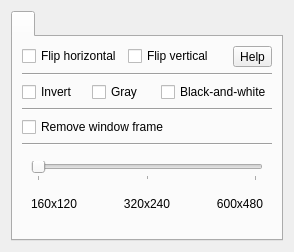
First picture: the form in src/camera/camerasettingsdialog.ui, repository vkohaupt/vokoscreenNG, before the edit.
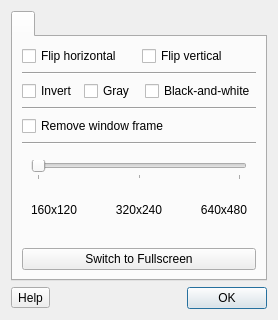
Second picture: the form after the edit.

Commit message: camera settingsdialog

```diff
--- a/src/camera/camerasettingsdialog.ui
+++ b/src/camera/camerasettingsdialog.ui
@@ -6,8 +6,8 @@
    <rect>
     <x>0</x>
     <y>0</y>
-    <width>294</width>
-    <height>252</height>
+    <width>278</width>
+    <height>320</height>
    </rect>
   </property>
   <property name="windowTitle">
@@ -31,8 +31,6 @@
       </attribute>
       <layout class="QVBoxLayout" name="verticalLayout_2">
        <item>
-        <layout class="QVBoxLayout" name="verticalLayout_28">
-         <item>
           <layout class="QHBoxLayout" name="horizontalLayout_12">
            <item>
             <widget class="QCheckBox" name="checkBoxCameraMirrorHorizontal">
@@ -48,17 +46,10 @@
              </property>
             </widget>
            </item>
-           <item>
-            <widget class="QToolButton" name="help_camera_windowsize">
-             <property name="text">
-              <string notr="true">Help</string>
-             </property>
-            </widget>
-           </item>
           </layout>
          </item>
          <item>
-          <widget class="Line" name="line_12">
+        <widget class="Line" name="line_1">
            <property name="orientation">
             <enum>Qt::Horizontal</enum>
            </property>
@@ -89,8 +80,6 @@
            </item>
           </layout>
          </item>
-        </layout>
-       </item>
        <item>
         <widget class="Line" name="line_2">
          <property name="orientation">
@@ -166,7 +155,7 @@
             <item>
              <widget class="QLabel" name="label_26">
               <property name="text">
-               <string>600x480</string>
+               <string>640x480</string>
               </property>
               <property name="alignment">
                <set>Qt::AlignRight|Qt::AlignTrailing|Qt::AlignVCenter</set>
@@ -178,10 +167,35 @@
          </layout>
         </widget>
        </item>
+       <item>
+        <widget class="QPushButton" name="pushButtonSwitchToFullscreen">
+         <property name="text">
+          <string notr="true">Switch to Fullscreen</string>
+         </property>
+        </widget>
+       </item>
       </layout>
      </widget>
     </widget>
    </item>
+   <item>
+    <layout class="QHBoxLayout" name="horizontalLayout">
+     <item>
+      <widget class="QToolButton" name="help_camera_windowsize">
+       <property name="text">
+        <string notr="true">Help</string>
+       </property>
+      </widget>
+     </item>
+     <item>
+      <widget class="QDialogButtonBox" name="buttonBox">
+       <property name="standardButtons">
+        <set>QDialogButtonBox::Ok</set>
+       </property>
+      </widget>
+     </item>
+    </layout>
+   </item>
   </layout>
  </widget>
  <resources/>
```
Left out of the diff: 2 changed lines with no effect on the pictures. Lines whose indentation alone changed are shown as unchanged. The commit also changes 3 other files.
